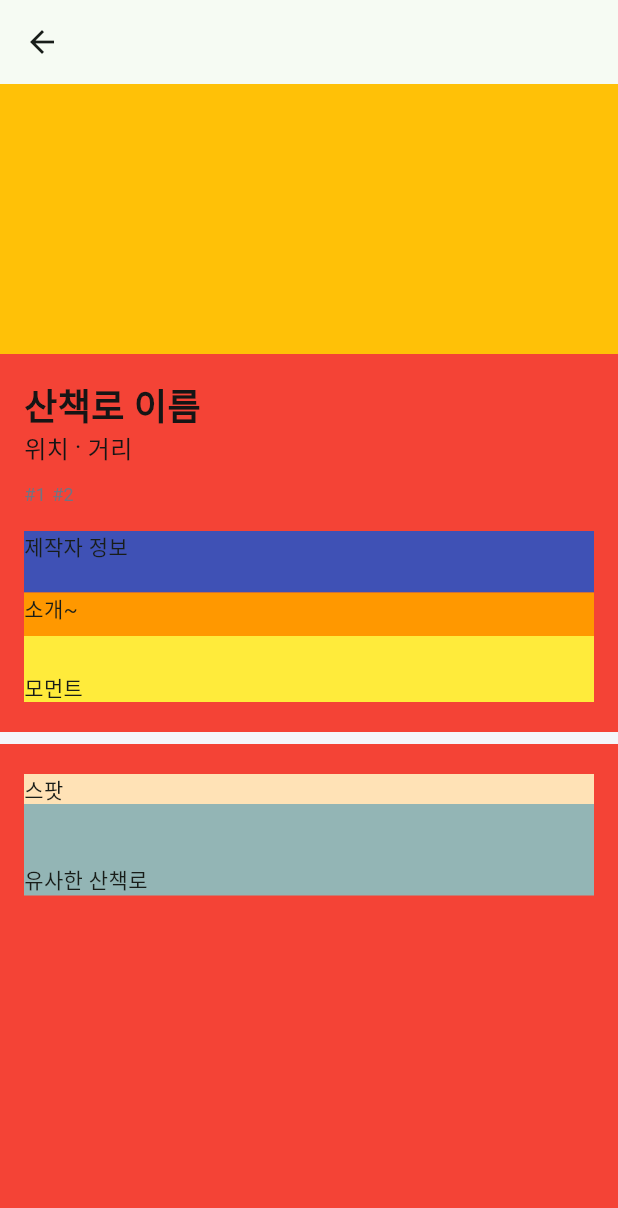
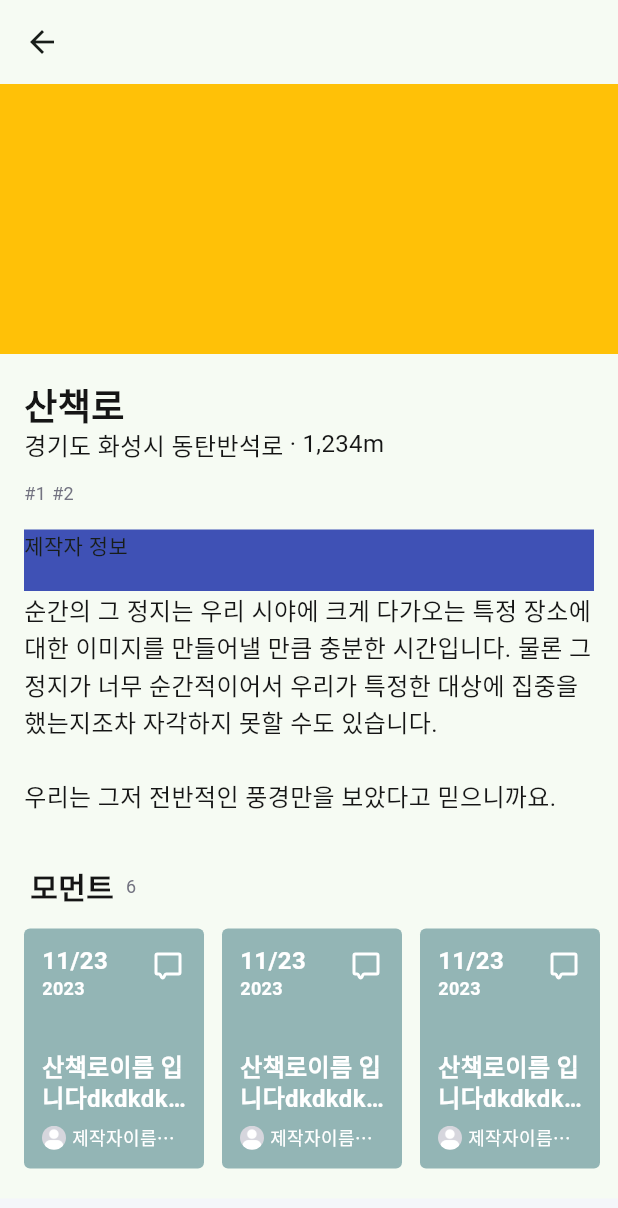
Before and after one commit to Naemansan/naemansan-hybird, a Flutter app: the TrailDetailScreen screen opened directly, on a phone screen of 412 x 824 dp. Shown: the top 1208 px of the screen. Run offline on Flutter 3.47's test engine with Material 2 defaults, Android fonts, the phone set to English and light mode, and no system bars; our stand-ins replace flutter_dotenv, flutter_native_splash, flutter_svg, geolocator, get; missing offline and left inert: naver_map_plugin; accounts and stored records are empty.

Commit message:
:lipstick: Stlye: Moment Card UI

```diff
--- a/lib/models/trail_detail_model.dart
+++ b/lib/models/trail_detail_model.dart
@@ -10,18 +10,6 @@ class TrailDetailModel {
   final String writer;
   final String date;
 
-  final String momentCount;
-
-  final String likeCount;
-
-  TrailDetailModel(
-      this.name,
-      this.location,
-      this.distance,
-      this.tags,
-      this.momentCount,
-      this.likeCount,
-      this.description,
-      this.writer,
-      this.date);
+  TrailDetailModel(this.name, this.location, this.distance, this.tags,
+      this.description, this.writer, this.date);
 }
--- a/lib/screens/trailDetail/trail_detail_screen.dart
+++ b/lib/screens/trailDetail/trail_detail_screen.dart
@@ -23,9 +23,9 @@ class TrailDetailScreen extends StatelessWidget {
       body: GetBuilder<TrailDetailViewModel>(
         init: viewModel,
         builder: (viewModel) {
-          return Container(
+          return SingleChildScrollView(
+            child: SizedBox(
               width: double.infinity,
-            color: Colors.red,
               child: Column(children: [
                 //썸네일
                 Container(
@@ -38,9 +38,20 @@ class TrailDetailScreen extends StatelessWidget {
                   padding: const EdgeInsets.fromLTRB(16, 20, 16, 20),
                   child: Column(
                     children: [
-                    TrailDetailInfo(),
+                      TrailDetailInfo(
+                          name: viewModel.trailDetailInfo.name,
+                          location: viewModel.trailDetailInfo.location,
+                          distance: viewModel.trailDetailInfo.distance,
+                          tags: viewModel.trailDetailInfo.tags),
+
+                      //작성자
                       TrailDetailWriter(),
-                    TrailDetailDescription(),
+
+                      //소개
+                      TrailDetailDescription(
+                          description: viewModel.trailDetailInfo.description),
+
+                      //모먼트
                       TrailDetailMomentList()
                     ],
                   ),
@@ -62,6 +73,7 @@ class TrailDetailScreen extends StatelessWidget {
                   ]),
                 )
               ]),
+            ),
           );
         },
       ),
--- a/lib/viewModel/trail_detail_view_model.dart
+++ b/lib/viewModel/trail_detail_view_model.dart
@@ -4,8 +4,14 @@ import 'package:naemansan/models/trail_detail_model.dart';
 class TrailDetailViewModel extends GetxController {
   late TrailDetailModel _trailDetailInfo;
   TrailDetailViewModel() {
-    _trailDetailInfo = TrailDetailModel("산책로", "경기도 화성시 동탄반석로", "1,234m",
-        ["#1", "#2"], "24", "24", "설명", "서현", "2023년 9월 24일");
+    _trailDetailInfo = TrailDetailModel(
+        "산책로",
+        "경기도 화성시 동탄반석로",
+        "1,234m",
+        ["#1", "#2"],
+        "순간의 그 정지는 우리 시야에 크게 다가오는 특정 장소에 대한 이미지를 만들어낼 만큼 충분한 시간입니다. 물론 그 정지가 너무 순간적이어서 우리가 특정한 대상에 집중을 했는지조차 자각하지 못할 수도 있습니다.\n\n우리는 그저 전반적인 풍경만을 보았다고 믿으니까요.",
+        "서현",
+        "2023년 9월 24일");
   }
   TrailDetailModel get trailDetailInfo => _trailDetailInfo;
 }
--- /dev/null
+++ b/lib/widget/moment/momentCard/moment_card.dart
@@ -0,0 +1,86 @@
+import 'package:flutter/material.dart';
+import 'package:flutter_svg/svg.dart';
+import 'package:naemansan/utilities/style/color_styles.dart';
+import 'package:naemansan/utilities/style/font_styles.dart';
+
+class MomentCard extends StatelessWidget {
+  const MomentCard({super.key});
+
+  @override
+  Widget build(BuildContext context) {
+    return Container(
+      width: 120,
+      height: 160,
+      padding: const EdgeInsets.all(12),
+      decoration: BoxDecoration(
+        color: ColorStyles.emotionSad,
+        borderRadius: BorderRadius.circular(4.0),
+      ),
+      child: Column(
+        mainAxisAlignment: MainAxisAlignment.spaceBetween,
+        crossAxisAlignment: CrossAxisAlignment.start,
+        children: [
+          Row(
+            crossAxisAlignment: CrossAxisAlignment.start,
+            mainAxisAlignment: MainAxisAlignment.spaceBetween,
+            children: [
+              Column(
+                crossAxisAlignment: CrossAxisAlignment.start,
+                children: [
+                  Text("11/23",
+                      style: FontStyles.semiBold16
+                          .copyWith(color: ColorStyles.white)),
+                  Text("2023",
+                      style: FontStyles.semiBold12
+                          .copyWith(color: ColorStyles.white)),
+                ],
+              ),
+              SvgPicture.asset(
+                'assets/icons/moment.svg',
+                height: 24,
+                colorFilter: const ColorFilter.mode(
+                    ColorStyles.white, BlendMode.srcATop),
+              ),
+            ],
+          ),
+          Column(
+            children: [
+              Text("산책로이름 입니다dkdkdkkdkdkdk",
+                  overflow: TextOverflow.ellipsis,
+                  maxLines: 2,
+                  style:
+                      FontStyles.semiBold16.copyWith(color: ColorStyles.white)),
+              const SizedBox(
+                height: 8,
+              ),
+              Row(
+                crossAxisAlignment: CrossAxisAlignment.center,
+                children: [
+                  Container(
+                    margin: const EdgeInsets.only(right: 4),
+                    decoration: const BoxDecoration(
+                      shape: BoxShape.circle,
+                    ),
+                    child: ClipOval(
+                      child: Image.asset(
+                        'assets/images/defaultProfile.png',
+                        height: 16,
+                      ),
+                    ),
+                  ),
+                  Expanded(
+                    child: Text("제작자이름입dkdkdkdk.",
+                        overflow: TextOverflow.ellipsis,
+                        maxLines: 1,
+                        style: FontStyles.regular12
+                            .copyWith(color: ColorStyles.white)),
+                  ),
+                ],
+              )
+            ],
+          )
+        ],
+      ),
+    );
+  }
+}
--- a/lib/widget/profile/user_profile.dart
+++ b/lib/widget/profile/user_profile.dart
@@ -29,14 +29,6 @@ class _UserProfileState extends State<UserProfile> {
 
   @override
   Widget build(BuildContext context) {
-    final followList = [
-      "팔로잉",
-      widget.userProfile.followingCount,
-      "·",
-      "팔로워",
-      widget.userProfile.followerCount
-    ];
-
     return Container(
       padding: const EdgeInsets.fromLTRB(16, 0, 16, 20),
       child: Column(crossAxisAlignment: CrossAxisAlignment.start, children: [
@@ -70,7 +62,13 @@ class _UserProfileState extends State<UserProfile> {
                   ),
                   Wrap(
                     spacing: 4.0,
-                    children: followList.asMap().entries.map((element) {
+                    children: [
+                      "팔로잉",
+                      widget.userProfile.followingCount,
+                      "·",
+                      "팔로워",
+                      widget.userProfile.followerCount
+                    ].asMap().entries.map((element) {
                       return Text(
                         element.value,
                         style: element.key % 3 == 1
--- a/lib/widget/trail/trailCard/trail_card.dart
+++ b/lib/widget/trail/trailCard/trail_card.dart
@@ -16,12 +16,6 @@ class TrailCard extends StatefulWidget {
 class _TrailCardState extends State<TrailCard> {
   @override
   Widget build(BuildContext context) {
-    final trailInfo = [
-      widget.trailInfo.location,
-      "·",
-      widget.trailInfo.distance
-    ];
-
     return GestureDetector(
       onTap: () {
         Navigator.push(context,
@@ -61,7 +55,11 @@ class _TrailCardState extends State<TrailCard> {
                           padding: const EdgeInsets.only(bottom: 8),
                           child: Wrap(
                             spacing: 4.0,
-                            children: trailInfo.map((element) {
+                            children: [
+                              widget.trailInfo.location,
+                              "·",
+                              widget.trailInfo.distance
+                            ].map((element) {
                               return Text(element,
                                   style: FontStyles.regular16.copyWith(
                                     color: ColorStyles.black,
--- a/lib/widget/trail/trailDetail/trail_detail_description.dart
+++ b/lib/widget/trail/trailDetail/trail_detail_description.dart
@@ -1,15 +1,20 @@
 import 'package:flutter/material.dart';
+import 'package:naemansan/utilities/style/color_styles.dart';
+import 'package:naemansan/utilities/style/font_styles.dart';
 
 class TrailDetailDescription extends StatelessWidget {
-  const TrailDetailDescription({super.key});
+  final String description;
+  const TrailDetailDescription({super.key, required this.description});
 
   @override
   Widget build(BuildContext context) {
     return Container(
-      color: Colors.orange,
       width: double.infinity,
       padding: const EdgeInsets.only(bottom: 8),
-      child: Text("소개~"),
+      child: Text(
+        description,
+        style: FontStyles.regular16.copyWith(color: ColorStyles.black),
+      ),
     );
   }
 }
--- a/lib/widget/trail/trailDetail/trail_detail_info.dart
+++ b/lib/widget/trail/trailDetail/trail_detail_info.dart
@@ -3,7 +3,18 @@ import 'package:naemansan/utilities/style/color_styles.dart';
 import 'package:naemansan/utilities/style/font_styles.dart';
 
 class TrailDetailInfo extends StatelessWidget {
-  const TrailDetailInfo({super.key});
+  // ignore: prefer_typing_uninitialized_variables
+  final String name;
+  final String location;
+  final String distance;
+  final List<String> tags;
+
+  const TrailDetailInfo(
+      {super.key,
+      required this.name,
+      required this.location,
+      required this.distance,
+      required this.tags});
 
   @override
   Widget build(BuildContext context) {
@@ -14,7 +25,7 @@ class TrailDetailInfo extends StatelessWidget {
           //산책로 정보
           Column(crossAxisAlignment: CrossAxisAlignment.start, children: [
         //산책로이름
-        Text("산책로 이름",
+        Text(name,
             style: FontStyles.semiBold24
                 .copyWith(color: ColorStyles.black)), //산책로이름
 
@@ -23,7 +34,7 @@ class TrailDetailInfo extends StatelessWidget {
           padding: const EdgeInsets.only(bottom: 12),
           child: Wrap(
             spacing: 4.0,
-            children: ["위치", "·", "거리"].map((element) {
+            children: [location, "·", distance].map((element) {
               return Text(element,
                   style: FontStyles.regular16.copyWith(
                     color: ColorStyles.black,
@@ -35,7 +46,7 @@ class TrailDetailInfo extends StatelessWidget {
         //태그
         Wrap(
           spacing: 4.0,
-          children: ["#1", "#2"].map((element) {
+          children: tags.map((element) {
             return Text(
               element,
               style: FontStyles.regular12.copyWith(color: ColorStyles.gray3),
--- a/lib/widget/trail/trailDetail/trail_detail_moment_list.dart
+++ b/lib/widget/trail/trailDetail/trail_detail_moment_list.dart
@@ -1,15 +1,64 @@
 import 'package:flutter/material.dart';
+import 'package:naemansan/utilities/style/color_styles.dart';
+import 'package:naemansan/utilities/style/font_styles.dart';
+import 'package:naemansan/widget/moment/momentCard/moment_card.dart';
 
-class TrailDetailMomentList extends StatelessWidget {
+class TrailDetailMomentList extends StatefulWidget {
   const TrailDetailMomentList({super.key});
 
   @override
+  State<TrailDetailMomentList> createState() => _TrailDetailMomentListState();
+}
+
+class _TrailDetailMomentListState extends State<TrailDetailMomentList> {
+  @override
   Widget build(BuildContext context) {
     return Container(
-      color: Colors.yellow,
-      width: double.infinity,
-      padding: const EdgeInsets.only(top: 24),
-      child: Text("모먼트"),
-    );
+        width: double.infinity,
+        padding: const EdgeInsets.only(top: 24),
+        child: Column(
+          crossAxisAlignment: CrossAxisAlignment.start,
+          children: [
+            // 타이틀
+            Container(
+              padding: const EdgeInsets.fromLTRB(4, 4, 4, 16),
+              child: Row(
+                children: [
+                  Text(
+                    "모먼트",
+                    style: FontStyles.semiBold20
+                        .copyWith(color: ColorStyles.black),
+                  ),
+                  const SizedBox(
+                    width: 8,
+                  ),
+                  Text(
+                    "6",
+                    style:
+                        FontStyles.regular12.copyWith(color: ColorStyles.gray3),
+                  ),
+                ],
+              ),
+            ),
+            // 타이틀
+
+            //모먼트 리스트
+            Container(
+              width: double.infinity,
+              child: SingleChildScrollView(
+                clipBehavior: Clip.none,
+                scrollDirection: Axis.horizontal,
+                child: Wrap(
+                  spacing: 12,
+                  children: [1, 2, 3, 4].map((element) {
+                    return MomentCard();
+                  }).toList(),
+                ),
+              ),
+            ),
+
+            //모먼트 리스트
+          ],
+        ));
   }
 }
```
Lines whose indentation alone changed are shown as unchanged.
